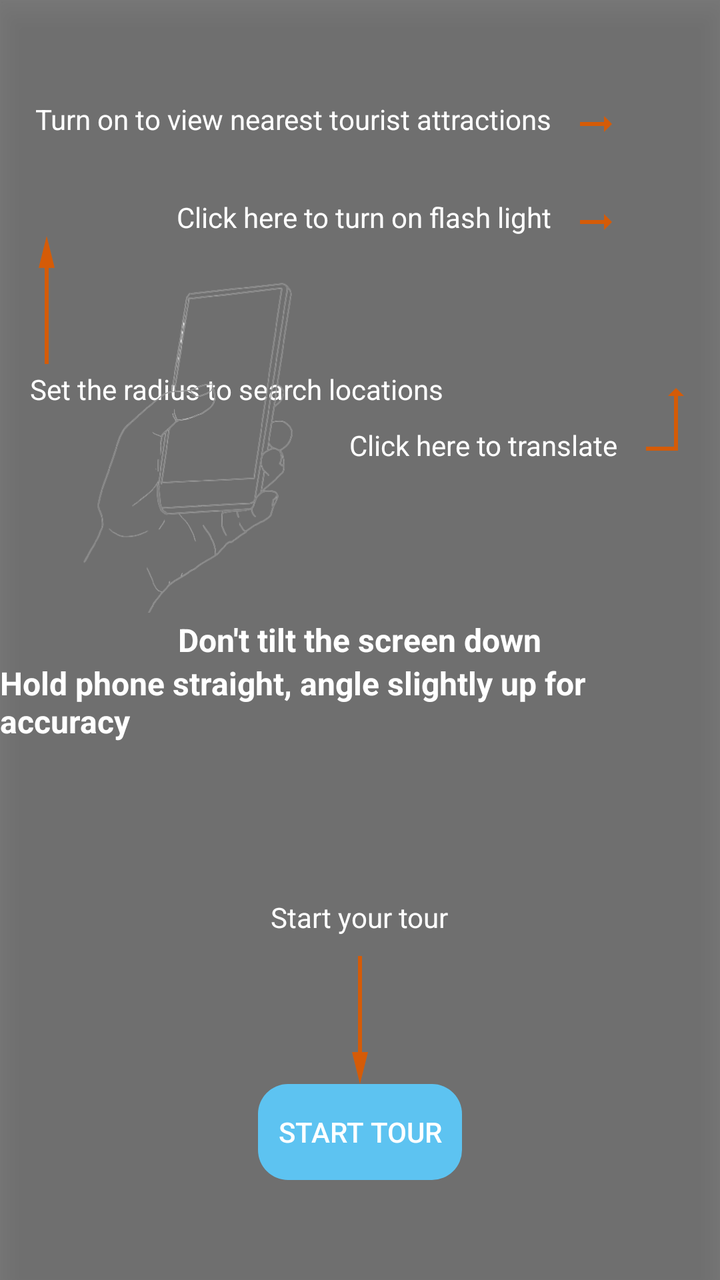
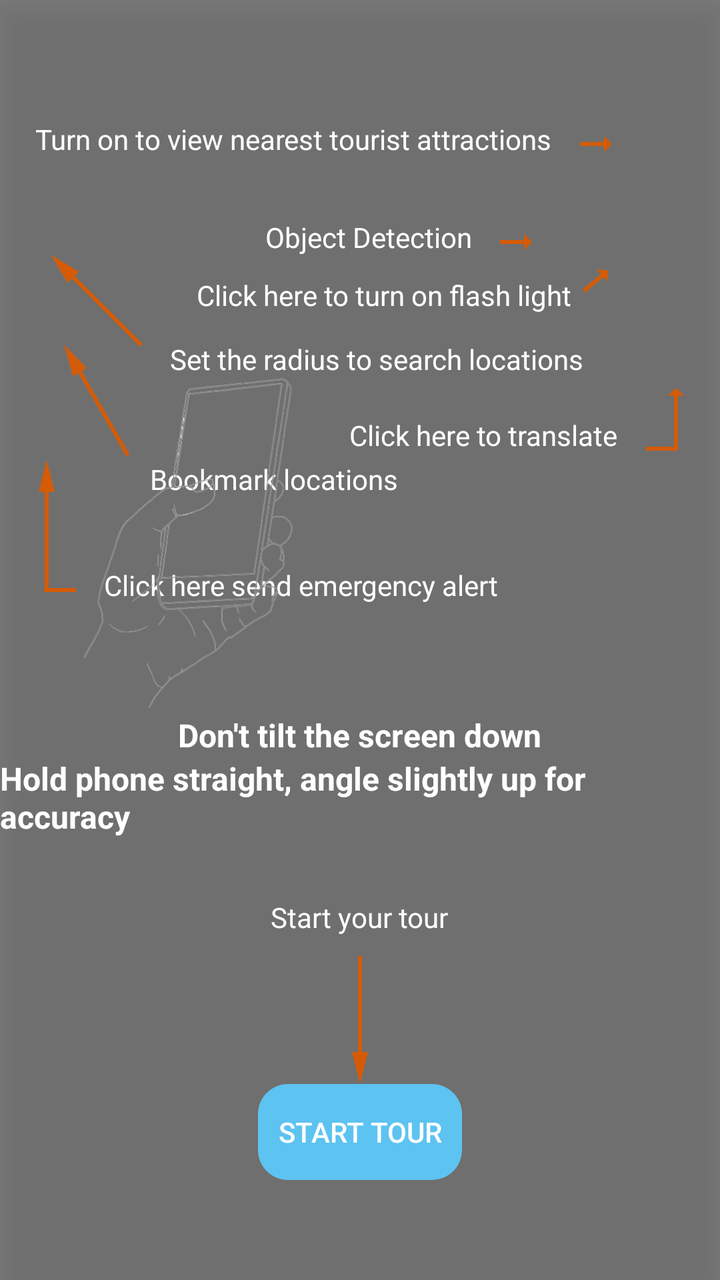

Before-and-after screenshots of an Android layout around one commit, followed by the original layout XML and the change that was made.
<!-- AndroidManifest.xml: application theme Theme.TourARound -->
<!-- res/layout/overlay_introduction.xml -->
<?xml version="1.0" encoding="utf-8"?>
<RelativeLayout xmlns:android="http://schemas.android.com/apk/res/android"
    android:id="@+id/overlayLayout"
    android:layout_width="match_parent"
    android:layout_height="match_parent"
    android:elevation="10dp"
    android:background="#80000000"
    android:clickable="true">

    
    <TextView
        android:id="@+id/swtitchBarExplanatoryText"
        android:layout_width="wrap_content"
        android:layout_height="wrap_content"
        android:layout_marginTop="50dp"
        android:layout_marginRight="10dp"
        android:layout_centerHorizontal="true"
        android:text="Turn on to view nearest tourist attractions"
        android:textColor="#FFFFFF"
        android:layout_toStartOf="@id/arrowSwtitchBar"/>
    
    <ImageView
        android:id="@+id/arrowSwtitchBar"
        android:layout_width="wrap_content"
        android:layout_height="wrap_content"
        android:layout_alignTop="@id/swtitchBarExplanatoryText"
        android:layout_alignParentEnd="true"
        android:layout_marginEnd="50dp"
        android:src="@drawable/arrow_point_right"
        android:contentDescription="Arrow" />
    
    <ImageView
        android:id="@+id/arrowSetRadius"
        android:layout_width="wrap_content"
        android:layout_height="40dp"
        android:src="@drawable/arrow_point_bottom"
        android:contentDescription="Arrow"
        android:layout_marginTop="130dp"
        android:rotation="270"
        android:layout_marginStart="-25dp" />
    
    <TextView
        android:id="@+id/textSetRadiusIntro"
        android:layout_width="wrap_content"
        android:layout_height="wrap_content"
        android:text="Set the radius to search locations"
        android:textColor="#FFFFFF"
        android:layout_marginTop="15dp"
        android:layout_marginStart="15dp"
        android:layout_below="@id/arrowSetRadius"/>
    
    <TextView
        android:id="@+id/flashlightExplanatoryText"
        android:layout_width="wrap_content"
        android:layout_height="wrap_content"
        android:layout_centerHorizontal="true"
        android:layout_marginTop="30dp"
        android:layout_marginRight="10dp"
        android:text="Click here to turn on flash light"
        android:layout_below="@id/swtitchBarExplanatoryText"
        android:textColor="#FFFFFF"
        android:layout_toStartOf="@id/arrowFlashLight"/>
    
    <ImageView
        android:id="@+id/arrowFlashLight"
        android:layout_width="wrap_content"
        android:layout_height="wrap_content"
        android:layout_alignTop="@id/flashlightExplanatoryText"
        android:layout_alignParentEnd="true"
        android:src="@drawable/arrow_point_right"
        android:layout_marginEnd="50dp"
        android:contentDescription="Arrow" />
    
    <TextView
        android:id="@+id/translateExplanatoryText"
        android:layout_width="wrap_content"
        android:layout_height="wrap_content"
        android:layout_below="@id/flashlightExplanatoryText"
        android:layout_centerHorizontal="true"
        android:layout_marginTop="95dp"
        android:layout_marginRight="10dp"
        android:text="Click here to translate"
        android:textColor="#FFFFFF"
        android:layout_toStartOf="@id/arrowTranslate2"/>
    
    <ImageView
        android:id="@+id/arrowTranslate"
        android:layout_width="wrap_content"
        android:layout_height="wrap_content"
        android:layout_alignParentEnd="true"
        android:layout_marginEnd="10dp"
        android:layout_marginTop="190dp"
        android:rotation="270"
        android:src="@drawable/arrow_point_right"
        android:contentDescription="Arrow" />
    <ImageView
        android:id="@+id/arrowTranslate1"
        android:layout_width="wrap_content"
        android:layout_height="wrap_content"
        android:layout_below="@id/arrowTranslate"
        android:layout_alignParentEnd="true"
        android:layout_marginTop="-10dp"
        android:rotation="90"
        android:layout_marginEnd="10dp"
        android:src="@drawable/horizontal_line"
        android:contentDescription="Arrow" />
    <ImageView
        android:id="@+id/arrowTranslate2"
        android:layout_width="wrap_content"
        android:layout_height="wrap_content"
        android:layout_toStartOf="@id/arrowTranslate"
        android:layout_below="@id/arrowTranslate"
        android:layout_alignParentEnd="true"
        android:layout_marginTop="-2dp"
        android:layout_marginEnd="17dp"
        android:src="@drawable/horizontal_line"
        android:contentDescription="Arrow" />
    
    <TextView
        android:id="@+id/startExplanatoryText"
        android:layout_width="wrap_content"
        android:layout_height="wrap_content"
        android:layout_above="@+id/arrowStartButton"
        android:layout_centerHorizontal="true"
        android:layout_marginBottom="30dp"
        android:text="Start your tour"
        android:textColor="#FFFFFF" />

    
    <ImageView
        android:id="@+id/arrowStartButton"
        android:layout_width="wrap_content"
        android:layout_height="wrap_content"
        android:layout_above="@+id/startTourButton"
        android:layout_centerHorizontal="true"
        android:src="@drawable/arrow_point_bottom"
        android:contentDescription="Arrow"
        android:layout_marginBottom="20dp"
        android:rotation="90" />
    
    <ImageView
        android:id="@+id/yourImageView"
        android:layout_width="200dp"
        android:layout_height="200dp"
        android:src="@drawable/phone_posture"
    android:layout_above="@id/centeredTextView" />
    <TextView
        android:id="@+id/centeredTextView"
        android:layout_width="wrap_content"
        android:layout_height="wrap_content"
        android:layout_centerInParent="true"
        android:text="Don't tilt the screen down"
        android:textColor="#FFFFFF"
        android:textSize="16sp"
        android:textStyle="bold" />
    <TextView
        android:id="@+id/centeredTextView2"
        android:layout_width="wrap_content"
        android:layout_height="wrap_content"
        android:layout_centerHorizontal="true"
        android:text="Hold phone straight, angle slightly up for accuracy"
        android:layout_below="@+id/centeredTextView"
        android:textColor="#FFFFFF"
        android:textSize="16sp"
        android:textStyle="bold" />
    
    <Button
        android:id="@+id/startTourButton"
        android:layout_width="wrap_content"
        android:layout_height="wrap_content"
        android:layout_alignParentBottom="true"
        android:layout_centerHorizontal="true"
        android:layout_marginStart="50dp"
        android:layout_marginEnd="50dp"
        android:layout_marginBottom="50dp"
        android:background="@drawable/round_style"
        android:backgroundTint="@color/bar"
        android:padding="10dp"
        android:text="Start Tour"
        android:textColor="@android:color/white" />
</RelativeLayout>
<!-- resources referenced by this layout -->
<resources>
  <color name="bar">#5DC3F1</color>
  <!-- drawable arrow_point_bottom (drawable) -->
  <vector android:autoMirrored="true" android:height="24dp"
      android:tint="#D55B07" android:viewportHeight="24"
      android:viewportWidth="24" android:width="96dp" xmlns:android="http://schemas.android.com/apk/res/android">
      <path android:fillColor="@android:color/white" android:pathData="M16.01,11H4v2h12.01v3L20,12l-3.99,-4z"/>
  </vector>
  <!-- drawable arrow_point_right (drawable) -->
  <vector android:autoMirrored="true" android:height="24dp"
      android:tint="#D55B07" android:viewportHeight="24"
      android:viewportWidth="24" android:width="24dp" xmlns:android="http://schemas.android.com/apk/res/android">
      <path android:fillColor="@android:color/white" android:pathData="M16.01,11H4v2h12.01v3L20,12l-3.99,-4z"/>
  </vector>
  <!-- drawable horizontal_line (drawable) -->
  <vector android:height="24dp" android:tint="#D55B07"
      android:viewportHeight="24" android:viewportWidth="24"
      android:width="24dp" xmlns:android="http://schemas.android.com/apk/res/android">
      <path android:fillColor="@android:color/white"
          android:fillType="evenOdd" android:pathData="M4,11h16v2h-16z"/>
  </vector>
  <!-- drawable phone_posture: png bitmap (drawable, 63069 bytes) -->
  <!-- drawable round_style (drawable) -->
  <?xml version="1.0" encoding="utf-8"?>
  <shape xmlns:android="http://schemas.android.com/apk/res/android">
  <corners android:radius="15dp"/>
  </shape>
  <style name="Theme.TourARound" parent="Base.Theme.TourARound" />
  <style name="Base.Theme.TourARound" parent="Theme.AppCompat.Light.NoActionBar">
          
          
          <item name="android:statusBarColor">@color/black</item>
      </style>
  <color name="black">#FF000000</color>
</resources>

<!-- the commit's change to res/layout/overlay_introduction.xml (unified diff, before → after) -->
@@ -12,7 +12,7 @@
         android:id="@+id/swtitchBarExplanatoryText"
         android:layout_width="wrap_content"
         android:layout_height="wrap_content"
-        android:layout_marginTop="50dp"
+        android:layout_marginTop="60dp"
         android:layout_marginRight="10dp"
         android:layout_centerHorizontal="true"
         android:text="Turn on to view nearest tourist attractions"
@@ -36,8 +36,7 @@
         android:src="@drawable/arrow_point_bottom"
         android:contentDescription="Arrow"
         android:layout_marginTop="130dp"
-        android:rotation="270"
-        android:layout_marginStart="-25dp" />
+        android:rotation="225" />
     
     <TextView
         android:id="@+id/textSetRadiusIntro"
@@ -45,43 +44,118 @@
         android:layout_height="wrap_content"
         android:text="Set the radius to search locations"
         android:textColor="#FFFFFF"
-        android:layout_marginTop="15dp"
-        android:layout_marginStart="15dp"
+        android:layout_marginStart="85dp"
         android:layout_below="@id/arrowSetRadius"/>
     
-    <TextView
-        android:id="@+id/flashlightExplanatoryText"
+    <ImageView
+        android:id="@+id/arrowMyLocations"
+        android:layout_width="wrap_content"
+        android:layout_height="40dp"
+        android:src="@drawable/arrow_point_bottom"
+        android:contentDescription="Arrow"
+        android:layout_marginTop="180dp"
+        android:rotation="240" />
+    
+    <TextView
+        android:id="@+id/textMyLocations"
+        android:layout_width="wrap_content"
+        android:layout_height="wrap_content"
+        android:text="Bookmark locations"
+        android:textColor="#FFFFFF"
+        android:layout_marginStart="75dp"
+        android:layout_marginTop="10dp"
+        android:layout_below="@id/arrowMyLocations"/>
+    
+    <ImageView
+        android:id="@+id/arrowObjectDetection"
+        android:layout_width="wrap_content"
+        android:layout_height="wrap_content"
+        android:layout_alignTop="@id/objectDetectionExplanatoryText"
+        android:layout_alignParentEnd="true"
+        android:src="@drawable/arrow_point_right"
+        android:layout_marginEnd="90dp"
+        android:contentDescription="Arrow" />
+    
+    <TextView
+        android:id="@+id/objectDetectionExplanatoryText"
         android:layout_width="wrap_content"
         android:layout_height="wrap_content"
         android:layout_centerHorizontal="true"
         android:layout_marginTop="30dp"
         android:layout_marginRight="10dp"
+        android:text="Object Detection"
+        android:layout_below="@id/swtitchBarExplanatoryText"
+        android:textColor="#FFFFFF"
+        android:layout_toStartOf="@id/arrowObjectDetection"/>
+    
+    <ImageView
+        android:id="@+id/arrowFlashLight"
+        android:layout_width="wrap_content"
+        android:layout_height="wrap_content"
+        android:layout_alignTop="@id/flashlightExplanatoryText"
+        android:layout_alignParentEnd="true"
+        android:src="@drawable/arrow_point_right"
+        android:layout_marginEnd="50dp"
+        android:rotation="320"
+        android:layout_marginTop="-10dp"
+        android:contentDescription="Arrow" />
+    
+    <TextView
+        android:id="@+id/flashlightExplanatoryText"
+        android:layout_width="wrap_content"
+        android:layout_height="wrap_content"
+        android:layout_centerHorizontal="true"
+        android:layout_marginTop="10dp"
         android:text="Click here to turn on flash light"
-        android:layout_below="@id/swtitchBarExplanatoryText"
+        android:layout_below="@id/objectDetectionExplanatoryText"
         android:textColor="#FFFFFF"
         android:layout_toStartOf="@id/arrowFlashLight"/>
     
-    <ImageView
-        android:id="@+id/arrowFlashLight"
-        android:layout_width="wrap_content"
-        android:layout_height="wrap_content"
-        android:layout_alignTop="@id/flashlightExplanatoryText"
-        android:layout_alignParentEnd="true"
-        android:src="@drawable/arrow_point_right"
-        android:layout_marginEnd="50dp"
-        android:contentDescription="Arrow" />
-    
     <TextView
         android:id="@+id/translateExplanatoryText"
         android:layout_width="wrap_content"
         android:layout_height="wrap_content"
-        android:layout_below="@id/flashlightExplanatoryText"
-        android:layout_centerHorizontal="true"
-        android:layout_marginTop="95dp"
+        android:layout_below="@id/objectDetectionExplanatoryText"
+        android:layout_centerHorizontal="true"
+        android:layout_marginTop="80dp"
         android:layout_marginRight="10dp"
         android:text="Click here to translate"
         android:textColor="#FFFFFF"
         android:layout_toStartOf="@id/arrowTranslate2"/>
+    
+    <ImageView
+        android:id="@+id/emergencyAlert"
+        android:layout_width="wrap_content"
+        android:layout_height="wrap_content"
+        android:layout_alignParentStart="true"
+        android:layout_marginEnd="10dp"
+        android:layout_marginTop="250dp"
+        android:rotation="270"
+        android:layout_marginStart="-25dp"
+        android:src="@drawable/arrow_point_bottom"
+        android:contentDescription="Arrow" />
+    <ImageView
+        android:id="@+id/emergencyAlert1"
+        android:layout_width="wrap_content"
+        android:layout_height="wrap_content"
+        android:layout_below="@id/emergencyAlert"
+        android:layout_alignParentStart="true"
+        android:rotation="180"
+        android:layout_marginTop="9dp"
+        android:layout_marginStart="18dp"
+        android:src="@drawable/horizontal_line"
+        android:contentDescription="Arrow" />
+    
+    <TextView
+        android:id="@+id/emergencyAlertText"
+        android:layout_width="wrap_content"
+        android:layout_height="wrap_content"
+        android:layout_centerHorizontal="true"
+        android:layout_marginStart="10dp"
+        android:layout_alignTop="@+id/emergencyAlert1"
+        android:text="Click here send emergency alert"
+        android:textColor="#FFFFFF"
+        android:layout_toEndOf="@id/emergencyAlert1"/>
     
     <ImageView
         android:id="@+id/arrowTranslate"
@@ -143,12 +217,14 @@
         android:layout_width="200dp"
         android:layout_height="200dp"
         android:src="@drawable/phone_posture"
-    android:layout_above="@id/centeredTextView" />
+        android:layout_above="@id/centeredTextView" />
+
     <TextView
         android:id="@+id/centeredTextView"
         android:layout_width="wrap_content"
         android:layout_height="wrap_content"
-        android:layout_centerInParent="true"
+        android:layout_above="@+id/centeredTextView2"
+        android:layout_centerHorizontal="true"
         android:text="Don't tilt the screen down"
         android:textColor="#FFFFFF"
         android:textSize="16sp"
@@ -159,7 +235,8 @@
         android:layout_height="wrap_content"
         android:layout_centerHorizontal="true"
         android:text="Hold phone straight, angle slightly up for accuracy"
-        android:layout_below="@+id/centeredTextView"
+        android:layout_above="@+id/startExplanatoryText"
+        android:layout_marginBottom="30dp"
         android:textColor="#FFFFFF"
         android:textSize="16sp"
         android:textStyle="bold" />
